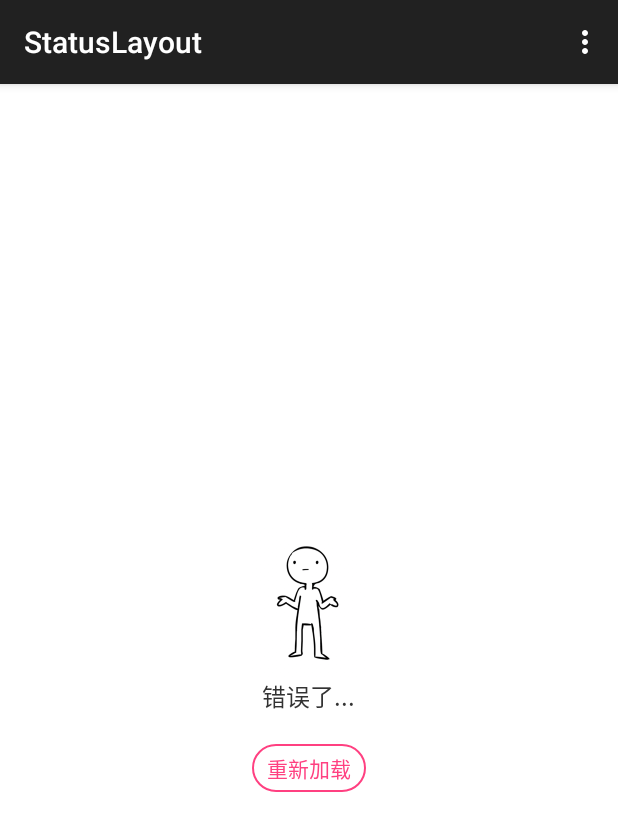
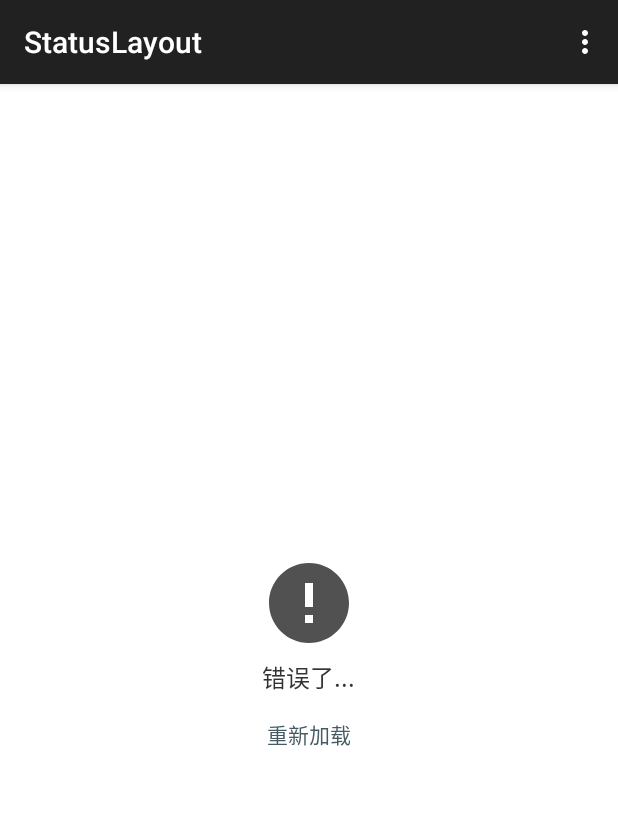
Before and after one commit to GeekBugs/StatusLayout, an Android app: the screen it shows after launch (MainActivity), in the options menu, after a tap on "错误布局", on a phone screen of 412 x 824 dp. Shown: the top 831 px of the screen. Run offline under Robolectric (Android 15) with nearby library versions, the phone set to English and light mode, and no system bars.

Commit message:
[优化] 优化布局

```diff
--- a/library/build.gradle
+++ b/library/build.gradle
@@ -9,8 +9,8 @@ android {
     defaultConfig {
         minSdkVersion 16
         targetSdkVersion 26
-        versionCode 100
-        versionName "1.0.0"
+        versionCode 110
+        versionName "1.1.0"
     }
 
     buildTypes {
--- /dev/null
+++ b/library/src/main/res/drawable/ic_error.xml
@@ -0,0 +1,9 @@
+<vector xmlns:android="http://schemas.android.com/apk/res/android"
+    android:height="64dp"
+    android:viewportHeight="1024"
+    android:viewportWidth="1024"
+    android:width="64dp">
+    <path
+        android:fillColor="#FF515151"
+        android:pathData="M512,85.3c-235.5,0 -426.7,190.9 -426.7,426.7s191.1,426.7 426.7,426.7 426.7,-190.9 426.7,-426.7 -191.1,-426.7 -426.7,-426.7zM554.7,725.3l-85.3,0 0,-85.3 85.3,0 0,85.3zM554.7,554.7l-85.3,0 0,-256 85.3,0 0,256z"/>
+</vector>
--- a/library/src/main/res/drawable/shape_bg_click.xml
+++ /dev/null
@@ -1,6 +0,0 @@
-<?xml version="1.0" encoding="utf-8"?>
-<shape xmlns:android="http://schemas.android.com/apk/res/android">
-
-    <stroke android:color="@color/click" android:width="1dp"/>
-    <corners android:radius="20dp"/>
-</shape>
--- a/library/src/main/res/layout/layout_error.xml
+++ b/library/src/main/res/layout/layout_error.xml
@@ -2,39 +2,39 @@
 <LinearLayout xmlns:android="http://schemas.android.com/apk/res/android"
     android:layout_width="match_parent"
     android:layout_height="match_parent"
+    android:background="@color/white"
     android:gravity="center"
     android:orientation="vertical"
-    android:background="@color/white"
     >
 
     <ImageView
         android:id="@+id/iv_status_error"
-        android:layout_width="150dp"
-        android:layout_height="100dp"
-        android:src="@drawable/ic_no"
+        android:layout_width="wrap_content"
+        android:layout_height="wrap_content"
+        android:src="@drawable/ic_error"
         />
 
     <TextView
         android:id="@+id/tv_status_error"
         android:layout_width="wrap_content"
         android:layout_height="wrap_content"
+        android:layout_marginTop="5dp"
+        android:gravity="center"
         android:text="发生错误，请重试"
+        android:textColor="@color/title"
         android:textSize="16sp"
-        android:textColor="@color/title"
         />
 
     <TextView
         android:id="@+id/tv_click_error"
         android:layout_width="wrap_content"
         android:layout_height="wrap_content"
-        android:layout_marginTop="20dp"
+        android:layout_marginTop="5dp"
+        android:background="?android:attr/selectableItemBackground"
+        android:gravity="center"
+        android:padding="10dp"
         android:text="重新加载"
+        android:textColor="@color/click"
         android:textSize="14sp"
-        android:textColor="@color/click"
-        android:paddingTop="5dp"
-        android:paddingBottom="5dp"
-        android:paddingLeft="10dp"
-        android:paddingRight="10dp"
-        android:background="@drawable/shape_bg_click"
         />
 </LinearLayout>
--- a/library/src/main/res/layout/layout_loading.xml
+++ b/library/src/main/res/layout/layout_loading.xml
@@ -20,6 +20,7 @@
         android:text="加载中"
         android:textColor="@color/text"
         android:textSize="16sp"
+        android:gravity="center"
         />
 
 </LinearLayout>
--- a/library/src/main/res/values/colors.xml
+++ b/library/src/main/res/values/colors.xml
@@ -5,6 +5,6 @@
     <color name="title">#333333</color>
     <color name="text">#888888</color>
 
-    <color name="click">#FF4081</color>
+    <color name="click">#455A64</color>
 
 </resources>
--- a/sample/src/main/java/com/f1reking/statuslayout/MainActivity.kt
+++ b/sample/src/main/java/com/f1reking/statuslayout/MainActivity.kt
@@ -6,6 +6,7 @@ import android.view.Menu
 import android.view.MenuItem
 import android.view.View
 import android.widget.Toast
+import com.f1reking.statuslayout.R.id.tv_content
 import com.f1reking.statuslayout.library.StatusClickListener
 import com.f1reking.statuslayout.library.StatusLayout
 import kotlinx.android.synthetic.main.activity_main.tv_content
@@ -23,7 +24,7 @@ class MainActivity : AppCompatActivity() {
     private fun initView() {
         statusLayout = StatusLayout.Builder(tv_content)
             .setLoadingText("加载中...")
-            .setEmptyText("空数据了...")
+            .setEmptyText("空数据了\ndadwadwadwad")
             .setErrorText("错误了...")
             .setStatusClickListener(object :StatusClickListener{
                 override fun onEmptyClick(view: View) {
--- a/sample/src/main/res/values/colors.xml
+++ b/sample/src/main/res/values/colors.xml
@@ -6,7 +6,7 @@
 
     <color name="colorPrimary">#212121</color>
     <color name="colorPrimaryDark">#000000</color>
-    <color name="colorAccent">#455A64</color>
+    <color name="accent">#455A64</color>
 
     <color name="white">#ffffff</color>
     <color name="title">#333333</color>
--- a/sample/src/main/res/values/styles.xml
+++ b/sample/src/main/res/values/styles.xml
@@ -5,7 +5,7 @@
         <!-- Customize your theme here. -->
         <item name="colorPrimary">@color/colorPrimary</item>
         <item name="colorPrimaryDark">@color/colorPrimaryDark</item>
-        <item name="colorAccent">@color/colorAccent</item>
+        <item name="colorAccent">@color/accent</item>
     </style>
 
 </resources>
```
Also changed, not shown: library/src/main/res/drawable/ic_empty.xml (added, +9 -0 lines), library/src/main/res/layout/layout_empty.xml (+9 -9 lines), library/src/main/res/drawable/ic_no.png (deleted), 1 other file.
